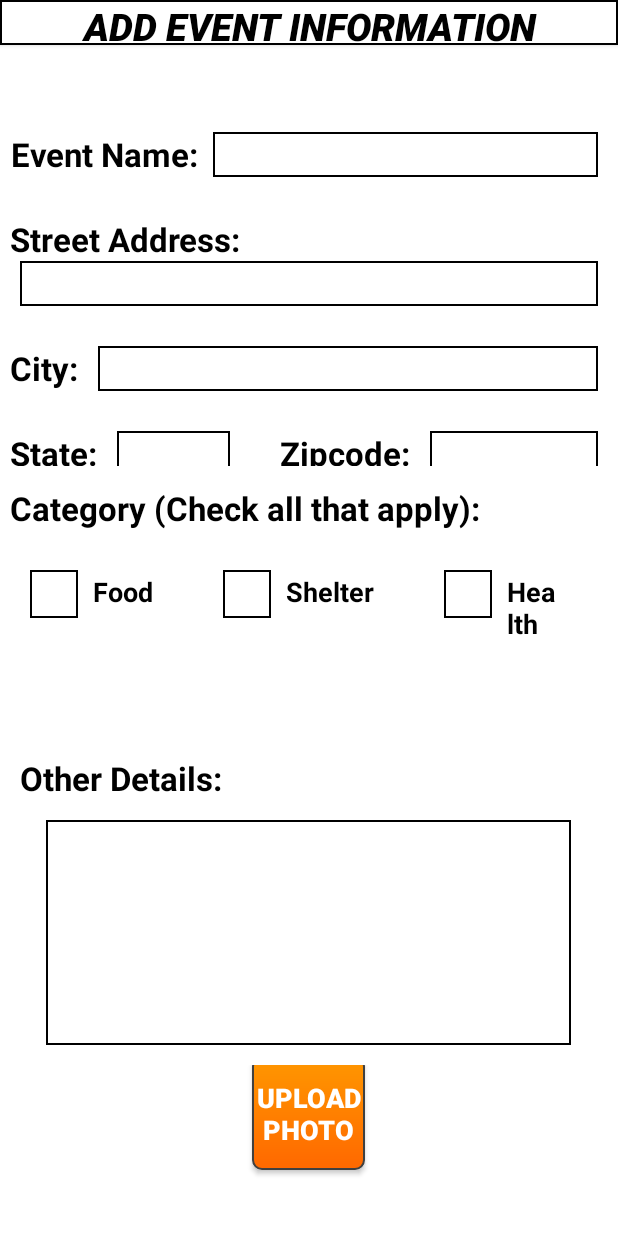
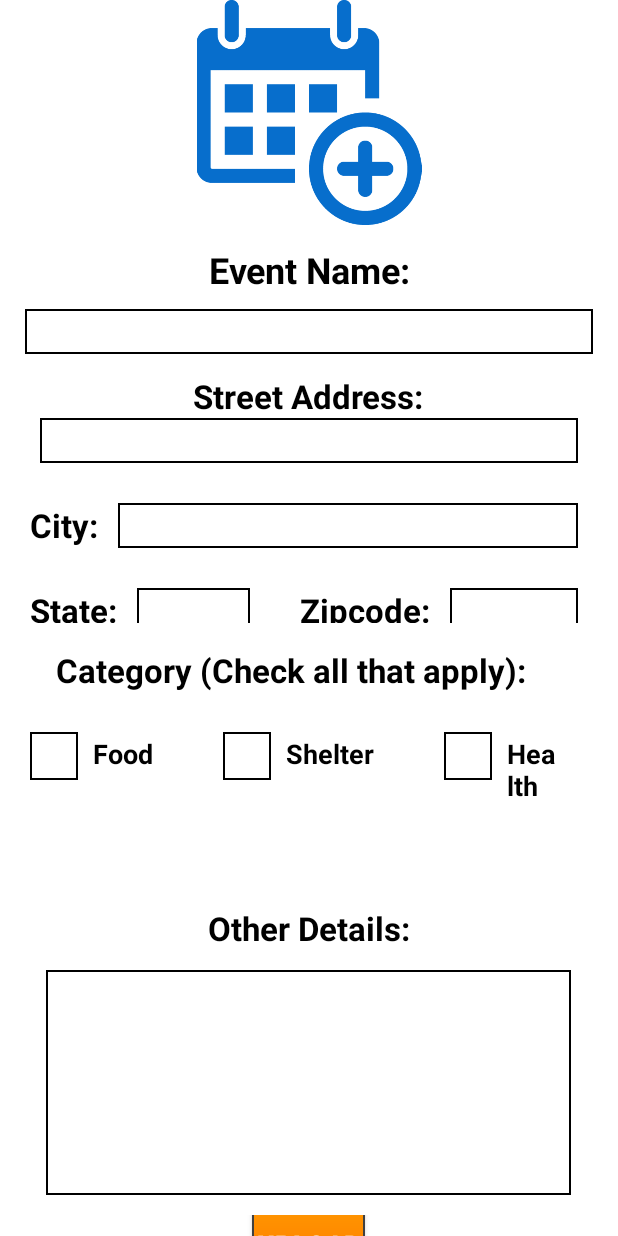
Before and after one commit to Dyzlol/Android-App, an Android app: the screen it shows after launch (AddInfo), on a phone screen of 412 x 824 dp. Run offline under Robolectric (Android 15) with nearby library versions, the phone set to English and light mode, and no system bars.

Commit message:
Updating addInfo  to match website

```diff
--- a/app/src/main/java/com/example/tony_macbook/placeholder/AddInfo.java
+++ b/app/src/main/java/com/example/tony_macbook/placeholder/AddInfo.java
@@ -40,6 +40,7 @@ public class AddInfo extends AppCompatActivity  {
             }
         });
 
+        // Depreciated!!!!
         /* Spinner dropdown = (Spinner)findViewById(R.id.spinner1);
         String[] items = new String[]{"Canned Food", "Clothing Drive", "Shelter", "Other"};
         ArrayAdapter<String> adapter = new ArrayAdapter<String>(this, android.R.layout.simple_spinner_dropdown_item, items);
--- a/app/src/main/res/layout/activity_addinfo.xml
+++ b/app/src/main/res/layout/activity_addinfo.xml
@@ -16,31 +16,22 @@
         <LinearLayout
             android:orientation="vertical"
             android:layout_width="match_parent"
-            android:layout_height="41dp"
+            android:layout_height="150dp"
             android:textAlignment="textStart"
             android:layout_weight="0.18">
 
-            <Button
-                android:layout_width="match_parent"
-                android:layout_height="30dp"
-                android:text="Add Event Information"
-                android:id="@+id/info_title"
-                android:background="@drawable/rectangle"
-                android:textColor="#000000"
-                android:textSize="25dp"
-                android:clickable="false"
-                android:textStyle="bold|italic" />
-
+            <ImageView
+                android:layout_width="wrap_content"
+                android:layout_height="wrap_content"
+                android:id="@+id/imageView3"
+                android:src="@drawable/add_event"
+                android:layout_gravity="center" />
         </LinearLayout>
 
-        <Space
-            android:layout_width="20px"
-            android:layout_height="50px" />
-
         <LinearLayout
-            android:orientation="horizontal"
+            android:orientation="vertical"
             android:layout_width="match_parent"
-            android:layout_height="43dp"
+            android:layout_height="wrap_content"
             android:layout_marginBottom="20px"
             android:layout_marginTop="20px"
             android:layout_weight="0.16">
@@ -53,8 +44,9 @@
                 android:id="@+id/lbl_event_name"
                 android:textColor="#000000"
                 android:gravity="center"
-                android:layout_marginLeft="10px"
-                android:textStyle="bold" />
+                android:textStyle="bold"
+                android:layout_gravity="center"
+                android:textSize="24dp" />
 
             <Space
                 android:layout_width="15px"
@@ -73,8 +65,9 @@
                 android:textStyle="normal"
                 android:scrollIndicators="right"
                 android:nestedScrollingEnabled="false"
-                android:layout_gravity="center_horizontal"
-                android:layout_marginRight="20px" />
+                android:layout_gravity="center"
+                android:layout_marginRight="25px"
+                android:layout_marginLeft="25px" />
 
         </LinearLayout>
 
@@ -90,7 +83,9 @@
             <LinearLayout
                 android:orientation="vertical"
                 android:layout_width="match_parent"
-                android:layout_height="match_parent">
+                android:layout_height="match_parent"
+                android:layout_marginLeft="20px"
+                android:layout_marginRight="20px">
 
                 <TextView
                     android:layout_width="wrap_content"
@@ -100,8 +95,8 @@
                     android:id="@+id/Addr_input"
                     android:textColor="#000000"
                     android:gravity="center"
-                    android:layout_marginLeft="10px"
-                    android:textStyle="bold" />
+                    android:textStyle="bold"
+                    android:layout_gravity="center" />
 
                 <EditText
                     android:layout_width="fill_parent"
@@ -247,11 +242,13 @@
         <LinearLayout
             android:orientation="vertical"
             android:layout_width="match_parent"
-            android:layout_height="140dp"
+            android:layout_height="145dp"
             android:weightSum="1"
-            android:layout_marginTop="20px"
+            android:layout_marginTop="25px"
             android:layout_marginBottom="20px"
-            android:layout_weight="3.22">
+            android:layout_weight="0.11"
+            android:layout_marginLeft="10px"
+            android:layout_marginRight="10px">
 
             <TextView
                 android:layout_width="337dp"
@@ -262,18 +259,17 @@
                 android:textColor="#000000"
                 android:clickable="false"
                 android:editable="false"
-                android:layout_marginLeft="10px"
                 android:textStyle="bold"
-                android:layout_marginBottom="20px" />
+                android:layout_marginBottom="20px"
+                android:layout_gravity="center" />
 
             <LinearLayout
                 android:orientation="horizontal"
                 android:layout_width="match_parent"
                 android:layout_height="wrap_content"
                 android:layout_marginBottom="20px"
-                android:layout_marginLeft="10px"
                 android:layout_marginTop="20px"
-                android:layout_marginRight="10px">
+                android:layout_gravity="center">
 
                 <CheckBox
                     android:layout_width="wrap_content"
@@ -352,8 +348,7 @@
                 android:layout_height="wrap_content"
                 android:layout_marginBottom="20px"
                 android:layout_marginTop="20px"
-                android:layout_marginLeft="10px"
-                android:layout_marginRight="10px">
+                android:layout_gravity="center">
 
                 <CheckBox
                     android:layout_width="wrap_content"
@@ -386,7 +381,7 @@
                     android:textColor="#000000"
                     android:textStyle="bold"
                     android:background="@drawable/rectangle"
-                    android:layout_marginLeft="20px"
+                    android:layout_marginLeft="12px"
                     android:checked="false" />
 
                 <TextView
@@ -399,7 +394,7 @@
                     android:textSize="18dp"
                     android:textStyle="bold"
                     android:layout_marginLeft="15px"
-                    android:layout_marginRight="50px" />
+                    android:layout_marginRight="85px" />
 
                 <CheckBox
                     android:layout_width="wrap_content"
@@ -440,11 +435,9 @@
             android:layout_height="20px" />
 
         <LinearLayout
-            android:orientation="horizontal"
+            android:orientation="vertical"
             android:layout_width="match_parent"
             android:layout_height="wrap_content"
-            android:gravity="left"
-            android:layout_marginLeft="10px"
             android:layout_weight="0.17"
             android:weightSum="1">
 
@@ -456,10 +449,9 @@
                 android:id="@+id/lbl_other_details"
                 android:textColor="#000000"
                 android:textStyle="bold"
-                android:layout_weight="0.20"
-                android:layout_marginTop="20px"
                 android:layout_marginBottom="20px"
-                android:layout_marginLeft="10px" />
+                android:scrollIndicators="start"
+                android:layout_gravity="center" />
         </LinearLayout>
 
         <LinearLayout
@@ -521,7 +513,8 @@
                 android:id="@+id/upload_photo"
                 android:background="@drawable/rounded_buttons"
                 android:textStyle="bold"
-                android:textSize="18dp" />
+                android:textSize="18dp"
+                android:layout_marginTop="35px" />
 
             <Space
                 android:layout_width="20px"
@@ -534,7 +527,8 @@
                 android:id="@+id/submit_info"
                 android:background="@drawable/rounded_buttons"
                 android:textStyle="bold"
-                android:textSize="16dp" />
+                android:textSize="16dp"
+                android:layout_marginBottom="40px" />
         </LinearLayout>
 
     </LinearLayout>
```
Also changed, not shown: app/src/main/AndroidManifest.xml (+9 -0 lines), app/src/main/java/com/example/tony_macbook/placeholder/MainActivity.java (+10 -0 lines), app/src/main/java/com/example/tony_macbook/placeholder/Search.java (added, +15 -0 lines), app/src/main/res/layout/activity_main.xml (+8 -14 lines), app/src/main/res/layout/activity_search.xml (added, +243 -0 lines), app/src/main/res/raw/data.xml (added, +238 -0 lines), app/src/main/res/drawable/add_event.png (added), app/src/main/res/drawable/hand_house.png (added), app/src/main/res/drawable/house-hand.png (added), app/src/main/res/drawable/mag_glass.png (added), app/src/main/res/drawable/search.png (added).
